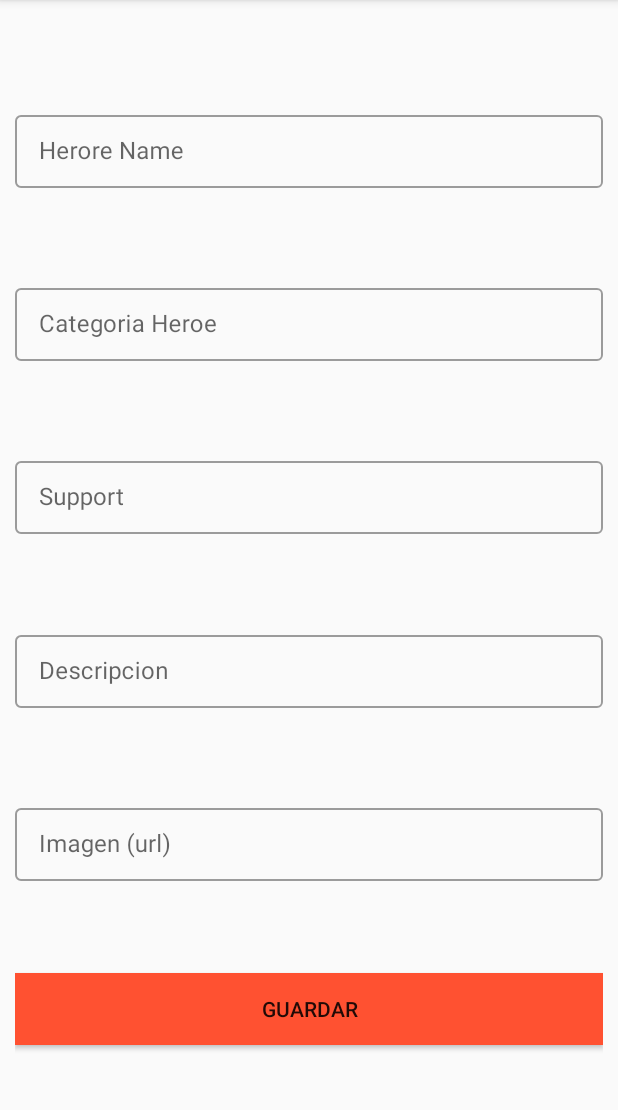
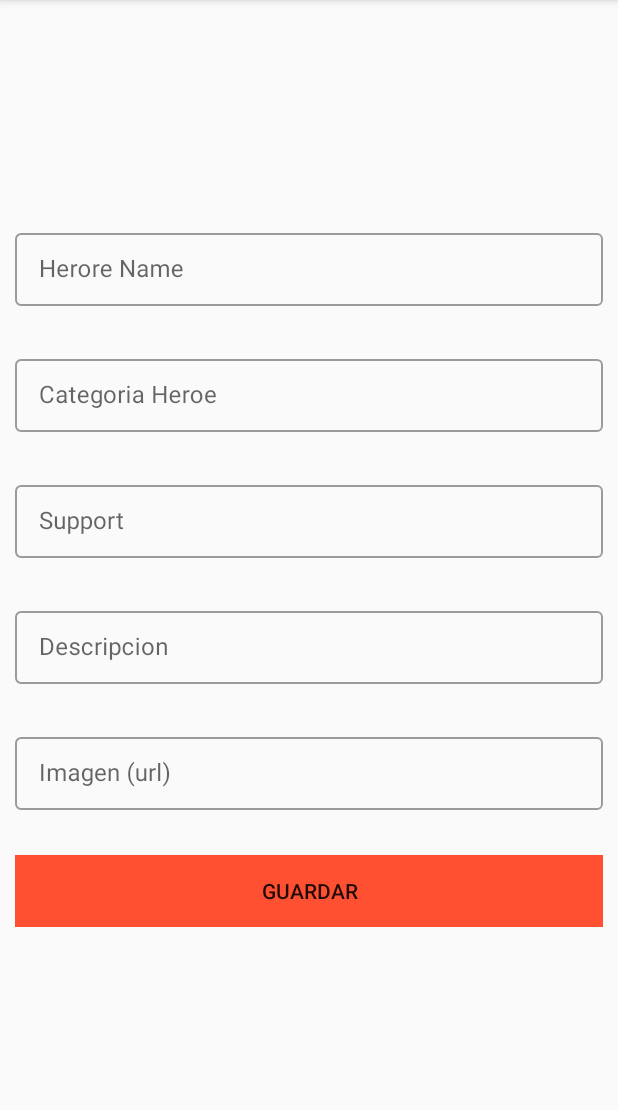
Before and after one commit to crgiosk/Closure, an Android app: the NewHeroeFragment screen opened through its navigation route, on a phone screen of 412 x 824 dp, the part 84-1194 px from its top. Run offline under Robolectric (Android 15) with nearby library versions, the phone set to English and light mode, and no system bars; our stand-ins replace Room's generated code, RxJava.

Commit message:
vista de UpdateHeroe creada y mejora de la vista newHeroe

```diff
--- a/app/src/main/java/com/wiedii/myapplication/localrepo/HeroeRepository.kt
+++ b/app/src/main/java/com/wiedii/myapplication/localrepo/HeroeRepository.kt
@@ -9,4 +9,6 @@ interface HeroeRepository {
     fun getHeroes(): Flowable<List<Heroes>>
 
     fun insertHeroe(heroe: Heroes): Completable
+
+    fun updateHeroe(heroe: Heroes): Completable
 }
--- a/app/src/main/java/com/wiedii/myapplication/localrepo/HeroeRepositoryImpl.kt
+++ b/app/src/main/java/com/wiedii/myapplication/localrepo/HeroeRepositoryImpl.kt
@@ -10,4 +10,6 @@ class HeroeRepositoryImpl(private val heroeDAO: HeroeDAO): HeroeRepository {
 
     override fun insertHeroe(heroe: Heroes): Completable = heroeDAO.insertHeroe(heroe)
 
+    override fun updateHeroe(heroe: Heroes): Completable = heroeDAO.updateHeroe(heroe)
+
 }
--- a/app/src/main/java/com/wiedii/myapplication/localrepo/repositori/HeroeDAO.kt
+++ b/app/src/main/java/com/wiedii/myapplication/localrepo/repositori/HeroeDAO.kt
@@ -3,6 +3,7 @@ package com.wiedii.myapplication.localrepo.repositori
 import androidx.room.Dao
 import androidx.room.Insert
 import androidx.room.Query
+import androidx.room.Update
 import com.wiedii.myapplication.classes.Heroes
 import io.reactivex.Completable
 import io.reactivex.Flowable
@@ -15,4 +16,7 @@ interface HeroeDAO {
 
     @Insert
     fun insertHeroe(heroe: Heroes): Completable
+
+    @Update
+    fun updateHeroe(heroe: Heroes): Completable
 }
--- a/app/src/main/java/com/wiedii/myapplication/view/adapters/HeroresAdapter.kt
+++ b/app/src/main/java/com/wiedii/myapplication/view/adapters/HeroresAdapter.kt
@@ -8,8 +8,10 @@ import com.wiedii.myapplication.R
 import com.wiedii.myapplication.classes.Heroes
 import kotlinx.android.synthetic.main.item_heroe.view.*
 
-class HeroesAdapter(val clickClosure: (Heroes) -> Unit) :
-    RecyclerView.Adapter<HeroesAdapter.ViewHolder>() {
+class HeroesAdapter(
+    val clickClosure: (Heroes) -> Unit,
+    val clickClosureUpdate: (Heroes) -> Unit
+) : RecyclerView.Adapter<HeroesAdapter.ViewHolder>() {
 
     private var listHerores: MutableList<Heroes> = mutableListOf()
 
@@ -49,6 +51,15 @@ class HeroesAdapter(val clickClosure: (Heroes) -> Unit) :
             itemView.item_heroe.setOnClickListener {
                 clickClosure(heroe)
             }
+
+            itemView.setOnCreateContextMenuListener { menu, v, menuInfo ->
+                val option = menu.add(R.string.update_heroe)
+
+                option.setOnMenuItemClickListener {
+                    clickClosureUpdate(heroe)
+                    false
+                }
+            }
         }
     }
 }
--- a/app/src/main/java/com/wiedii/myapplication/view/fragments/HeroesFragment.kt
+++ b/app/src/main/java/com/wiedii/myapplication/view/fragments/HeroesFragment.kt
@@ -6,11 +6,10 @@ import androidx.fragment.app.Fragment
 import android.view.LayoutInflater
 import android.view.View
 import android.view.ViewGroup
+import android.widget.Toast
 import androidx.lifecycle.Observer
 import androidx.navigation.fragment.findNavController
-import androidx.recyclerview.widget.GridLayoutManager
 import androidx.recyclerview.widget.LinearLayoutManager
-import androidx.recyclerview.widget.RecyclerView
 import com.wiedii.myapplication.classes.Heroes
 import com.wiedii.myapplication.view.adapters.HeroesAdapter
 import com.wiedii.myapplication.R
@@ -24,11 +23,32 @@ class HeroesFragment : Fragment() {
     private lateinit var adapterHeroes: HeroesAdapter
     private val heroeViewModel: HeroeViewModel by viewModel()
 
+    private fun setHandlers() {
+        heroeViewModel.getHeroesLiveData().observe(viewLifecycleOwner, Observer { state ->
+            when (state) {
+                is UiState.Loading -> {
+                    Log.e(TAG, "Cargando...")
+                }
+
+                is UiState.OnSuccess<*> -> {
+                    Log.e(TAG, "Pintar elementos.")
+                    swipeRefresh.isRefreshing = false
+                    adapterHeroes.setData((state.data) as MutableList<Heroes>)
+                }
+
+                is UiState.OnError -> {
+                    Log.e(TAG, "Somethin wrong : ${state.message}")
+                }
+            }
+        })
+    }
+
     override fun onCreate(savedInstanceState: Bundle?) {
         super.onCreate(savedInstanceState)
-        Log.e(TAG,"On create")
-        heroeViewModel.getHeroes()
+        Log.e(TAG, "On create")
+        getHeroes()
     }
+
     override fun onCreateView(
         inflater: LayoutInflater, container: ViewGroup?,
         savedInstanceState: Bundle?
@@ -44,28 +64,21 @@ class HeroesFragment : Fragment() {
         setHandlers()
     }
 
-    private fun setHandlers(){
-        heroeViewModel.getHeroesLiveData().observe(viewLifecycleOwner, Observer { state ->
-            when (state){
-                is UiState.Loading -> {
-                    Log.e(TAG,"Cargando...")
+    override fun onResume() {
+        super.onResume()
+        getHeroes()
     }
 
-                is UiState.OnSuccess <*> -> {
-                    Log.e(TAG,"Pintar elementos.")
-                    adapterHeroes.setData((state.data) as MutableList<Heroes>)
-                }
-
-                is UiState.OnError -> {
-                    Log.e(TAG,"Somethin wrong : ${state.message}")
-                }
-            }
-        })
+    private fun getHeroes(){
+        heroeViewModel.getHeroes()
     }
 
     fun setOClickListeners() {
         nuevoHeroeFabButton.setOnClickListener {
             findNavController().navigate(R.id.action_heroesFragment_to_nuevoHeroeFragment)
+        }
+        swipeRefresh.setOnRefreshListener {
+            getHeroes()
         }
     }
 
@@ -124,12 +137,19 @@ class HeroesFragment : Fragment() {
     }
 
     fun initUi() {
-        adapterHeroes = HeroesAdapter {
+        adapterHeroes = HeroesAdapter(
+            clickClosure = {
                 val bundle = Bundle()
                 bundle.putSerializable("heroe", it)
                 findNavController().navigate(R.id.action_heroesFragment_to_detailHeroeFragment, bundle)
                 //launchFragment(DetailHeroeFragment.newInstance(bundle),DetailHeroeFragment.TAG)
+            },
+            clickClosureUpdate = {
+                val bundle = Bundle()
+                bundle.putSerializable("heroe", it)
+                findNavController().navigate(R.id.action_heroesFragment_to_updateHeroFragment, bundle)
             }
+        )
 
         recyclerViewHeroes.run {
             layoutManager = LinearLayoutManager(context!!, LinearLayoutManager.VERTICAL, false)
--- a/app/src/main/java/com/wiedii/myapplication/view/fragments/NuevoHeroeFragment.kt
+++ b/app/src/main/java/com/wiedii/myapplication/view/fragments/NewHeroeFragment.kt
@@ -13,10 +13,10 @@ import com.wiedii.myapplication.R
 import com.wiedii.myapplication.classes.Heroes
 import com.wiedii.myapplication.viewmodels.HeroeViewModel
 import com.wiedii.myapplication.viewmodels.UiState
-import kotlinx.android.synthetic.main.fragment_nuevo_heroe.*
+import kotlinx.android.synthetic.main.fragment_new_heroe.*
 import org.koin.androidx.viewmodel.ext.android.viewModel
 
-class NuevoHeroeFragment : Fragment() {
+class NewHeroeFragment : Fragment() {
 
     private val heroeViewModel: HeroeViewModel by viewModel()
     override fun onCreateView(
@@ -24,7 +24,7 @@ class NuevoHeroeFragment : Fragment() {
         savedInstanceState: Bundle?
     ): View? {
         // Inflate the layout for this fragment
-        return inflater.inflate(R.layout.fragment_nuevo_heroe, container, false)
+        return inflater.inflate(R.layout.fragment_new_heroe, container, false)
     }
 
     override fun onViewCreated(view: View, savedInstanceState: Bundle?) {
@@ -57,7 +57,7 @@ class NuevoHeroeFragment : Fragment() {
                 is UiState.OnSuccess<*> -> {
                     Log.e(TAG, "Mensaje guardado")
                     clearFields()
-                    findNavController().navigate(R.id.action_nuevoHeroeFragment_to_heroesFragment2)
+                    findNavController().navigate(R.id.action_nuevoHeroeFragment_to_heroesFragment)
                 }
 
                 is UiState.OnError -> {
@@ -77,7 +77,7 @@ class NuevoHeroeFragment : Fragment() {
     }
 
     companion object {
-        const val TAG = "NuevoHeroeFragment"
+        const val TAG = "NewHeroeFragment"
     }
 
 
--- /dev/null
+++ b/app/src/main/res/layout/fragment_new_heroe.xml
@@ -0,0 +1,131 @@
+<?xml version="1.0" encoding="utf-8"?>
+<androidx.constraintlayout.widget.ConstraintLayout xmlns:android="http://schemas.android.com/apk/res/android"
+    xmlns:tools="http://schemas.android.com/tools"
+    android:layout_width="match_parent"
+    android:layout_height="match_parent"
+    xmlns:app="http://schemas.android.com/apk/res-auto"
+    android:layout_margin="@dimen/dimen10"
+    tools:context=".view.fragments.NewHeroeFragment">
+
+
+    <androidx.core.widget.NestedScrollView
+        android:layout_width="0dp"
+        android:layout_height="0dp"
+        app:layout_constraintBottom_toBottomOf="parent"
+        app:layout_constraintEnd_toEndOf="parent"
+        app:layout_constraintStart_toStartOf="parent"
+        app:layout_constraintTop_toTopOf="parent">
+        <LinearLayout
+            android:layout_width="match_parent"
+            android:layout_height="wrap_content"
+            android:layout_gravity="center_vertical">
+            <androidx.constraintlayout.widget.ConstraintLayout
+                android:layout_width="match_parent"
+                android:layout_height="wrap_content">
+
+                <com.google.android.material.textfield.TextInputLayout
+                    android:id="@+id/nombreHeroeEditextLayout"
+                    style="@style/Widget.MaterialComponents.TextInputLayout.OutlinedBox.Dense"
+                    android:layout_width="match_parent"
+                    android:layout_height="wrap_content"
+                    android:hint="@string/herore_name"
+                    app:helperTextEnabled="true"
+                    app:layout_constraintEnd_toEndOf="parent"
+                    app:layout_constraintTop_toTopOf="parent">
+
+                    <EditText
+                        android:id="@+id/nombreHeroeEditext"
+                        android:layout_width="match_parent"
+                        android:layout_height="wrap_content" />
+                </com.google.android.material.textfield.TextInputLayout>
+
+                <com.google.android.material.textfield.TextInputLayout
+                    android:id="@+id/categorieHeroreEditextLayout"
+                    style="@style/Widget.MaterialComponents.TextInputLayout.OutlinedBox.Dense"
+                    android:layout_width="match_parent"
+                    android:layout_height="wrap_content"
+                    android:layout_marginTop="@dimen/dimen30"
+                    android:hint="@string/categoria_heroe"
+                    app:layout_constraintEnd_toEndOf="parent"
+                    app:layout_constraintStart_toStartOf="parent"
+                    app:layout_constraintTop_toBottomOf="@+id/nombreHeroeEditextLayout">
+
+                    <EditText
+                        android:id="@+id/categorieHeroreEditext"
+                        android:layout_width="match_parent"
+                        android:layout_height="wrap_content"
+                        tools:layout_editor_absoluteY="194dp" />
+                </com.google.android.material.textfield.TextInputLayout>
+
+                <com.google.android.material.textfield.TextInputLayout
+                    android:id="@+id/tipoHeroeEditextLayout"
+                    style="@style/Widget.MaterialComponents.TextInputLayout.OutlinedBox.Dense"
+                    android:layout_width="match_parent"
+                    android:layout_height="wrap_content"
+                    android:layout_marginTop="@dimen/dimen30"
+                    android:hint="@string/posicion"
+                    app:layout_constraintEnd_toEndOf="parent"
+                    app:layout_constraintStart_toStartOf="parent"
+                    app:layout_constraintTop_toBottomOf="@+id/categorieHeroreEditextLayout">
+
+                    <EditText
+                        android:id="@+id/tipoHeroeEditext"
+                        android:layout_width="match_parent"
+                        android:layout_height="wrap_content"
+                        tools:layout_editor_absoluteY="313dp" />
+                </com.google.android.material.textfield.TextInputLayout>
+
+                <com.google.android.material.textfield.TextInputLayout
+                    android:id="@+id/descriptionEditextLayoout"
+                    style="@style/Widget.MaterialComponents.TextInputLayout.OutlinedBox.Dense"
+                    android:layout_width="match_parent"
+                    android:layout_height="wrap_content"
+                    android:layout_marginTop="@dimen/dimen30"
+                    android:hint="@string/descripcion"
+                    app:layout_constraintEnd_toEndOf="parent"
+                    app:layout_constraintStart_toStartOf="parent"
+                    app:layout_constraintTop_toBottomOf="@+id/tipoHeroeEditextLayout">
+
+                    <EditText
+                        android:id="@+id/descriptionEditext"
+                        android:layout_width="match_parent"
+                        android:layout_height="wrap_content"
+                        tools:layout_editor_absoluteX="0dp"
+                        tools:layout_editor_absoluteY="433dp" />
+                </com.google.android.material.textfield.TextInputLayout>
+
+                <com.google.android.material.textfield.TextInputLayout
+                    android:id="@+id/urlImagenEditextLayout"
+                    style="@style/Widget.MaterialComponents.TextInputLayout.OutlinedBox.Dense"
+                    android:layout_width="match_parent"
+                    android:layout_height="wrap_content"
+                    android:layout_marginTop="@dimen/dimen30"
+                    android:hint="@string/url_image"
+                    app:layout_constraintEnd_toEndOf="parent"
+                    app:layout_constraintStart_toStartOf="parent"
+                    app:layout_constraintTop_toBottomOf="@+id/descriptionEditextLayoout">
+
+                    <EditText
+                        android:id="@+id/urlImagenEditext"
+                        android:layout_width="match_parent"
+                        android:layout_height="wrap_content"
+                        tools:layout_editor_absoluteY="592dp" />
+                </com.google.android.material.textfield.TextInputLayout>
+
+                <Button
+                    android:id="@+id/guardarHeroeButton"
+                    android:layout_width="match_parent"
+                    android:layout_height="wrap_content"
+                    android:layout_marginTop="@dimen/dimen30"
+                    android:background="@drawable/style_button"
+                    android:text="@string/guardar"
+                    app:layout_constraintEnd_toEndOf="parent"
+                    app:layout_constraintStart_toStartOf="parent"
+                    app:layout_constraintTop_toBottomOf="@+id/urlImagenEditextLayout" />
+            </androidx.constraintlayout.widget.ConstraintLayout>
+        </LinearLayout>
+
+    </androidx.core.widget.NestedScrollView>
+
+
+</androidx.constraintlayout.widget.ConstraintLayout>
--- a/app/src/main/res/layout/fragment_nuevo_heroe.xml
+++ /dev/null
@@ -1,114 +0,0 @@
-<?xml version="1.0" encoding="utf-8"?>
-<androidx.constraintlayout.widget.ConstraintLayout xmlns:android="http://schemas.android.com/apk/res/android"
-    xmlns:tools="http://schemas.android.com/tools"
-    android:layout_width="match_parent"
-    android:layout_height="match_parent"
-    xmlns:app="http://schemas.android.com/apk/res-auto"
-    android:layout_margin="@dimen/dimen10"
-    tools:context=".view.fragments.NuevoHeroeFragment">
-
-    <com.google.android.material.textfield.TextInputLayout
-        android:id="@+id/textInputLayout2"
-        android:layout_width="match_parent"
-        android:layout_height="wrap_content"
-        android:hint="@string/herore_name"
-        app:helperTextEnabled="true"
-        style="@style/Widget.MaterialComponents.TextInputLayout.OutlinedBox.Dense"
-        app:layout_constraintBottom_toTopOf="@+id/textInputLayout"
-        app:layout_constraintEnd_toEndOf="parent"
-        app:layout_constraintStart_toStartOf="parent"
-        app:layout_constraintTop_toTopOf="parent">
-
-        <EditText
-            android:id="@+id/nombreHeroeEditext"
-            android:layout_width="match_parent"
-            android:layout_height="wrap_content" />
-    </com.google.android.material.textfield.TextInputLayout>
-
-    <com.google.android.material.textfield.TextInputLayout
-        android:id="@+id/textInputLayout"
-        android:layout_width="match_parent"
-        android:layout_height="wrap_content"
-        android:hint="@string/categoria_heroe"
-        style="@style/Widget.MaterialComponents.TextInputLayout.OutlinedBox.Dense"
-        app:layout_constraintBottom_toTopOf="@+id/textInputLayout3"
-        app:layout_constraintEnd_toEndOf="parent"
-        app:layout_constraintStart_toStartOf="parent"
-        app:layout_constraintTop_toBottomOf="@+id/textInputLayout2">
-
-        <EditText
-            android:id="@+id/categorieHeroreEditext"
-            android:layout_width="match_parent"
-            android:layout_height="wrap_content"
-            tools:layout_editor_absoluteY="194dp" />
-    </com.google.android.material.textfield.TextInputLayout>
-
-
-    <com.google.android.material.textfield.TextInputLayout
-        android:id="@+id/textInputLayout3"
-        android:layout_width="match_parent"
-        android:layout_height="wrap_content"
-        android:hint="@string/posicion"
-        style="@style/Widget.MaterialComponents.TextInputLayout.OutlinedBox.Dense"
-        app:layout_constraintBottom_toTopOf="@+id/textInputLayout4"
-        app:layout_constraintEnd_toEndOf="parent"
-        app:layout_constraintStart_toStartOf="parent"
-        app:layout_constraintTop_toBottomOf="@+id/textInputLayout">
-
-        <EditText
-            android:id="@+id/tipoHeroeEditext"
-            android:layout_width="match_parent"
-            android:layout_height="wrap_content"
-            tools:layout_editor_absoluteY="313dp" />
-    </com.google.android.material.textfield.TextInputLayout>
-
-    <com.google.android.material.textfield.TextInputLayout
-        android:id="@+id/textInputLayout4"
-        android:layout_width="match_parent"
-        android:layout_height="wrap_content"
-        android:hint="@string/descripcion"
-        style="@style/Widget.MaterialComponents.TextInputLayout.OutlinedBox.Dense"
-        app:layout_constraintBottom_toTopOf="@+id/textInputLayout5"
-        app:layout_constraintEnd_toEndOf="parent"
-        app:layout_constraintStart_toStartOf="parent"
-        app:layout_constraintTop_toBottomOf="@+id/textInputLayout3">
-
-        <EditText
-            android:id="@+id/descriptionEditext"
-            android:layout_width="match_parent"
-            android:layout_height="wrap_content"
-            tools:layout_editor_absoluteX="0dp"
-            tools:layout_editor_absoluteY="433dp" />
-    </com.google.android.material.textfield.TextInputLayout>
-
-    <com.google.android.material.textfield.TextInputLayout
-        android:id="@+id/textInputLayout5"
-        android:layout_width="match_parent"
-        android:layout_height="wrap_content"
-        android:hint="@string/url_image"
-        style="@style/Widget.MaterialComponents.TextInputLayout.OutlinedBox.Dense"
-        app:layout_constraintBottom_toTopOf="@+id/guardarHeroeButton"
-        app:layout_constraintEnd_toEndOf="parent"
-        app:layout_constraintStart_toStartOf="parent"
-        app:layout_constraintTop_toBottomOf="@+id/textInputLayout4">
-
-        <EditText
-            android:id="@+id/urlImagenEditext"
-            android:layout_width="match_parent"
-            android:layout_height="wrap_content"
-            tools:layout_editor_absoluteY="592dp" />
-    </com.google.android.material.textfield.TextInputLayout>
-
-    <Button
-        android:id="@+id/guardarHeroeButton"
-        android:layout_width="match_parent"
-        android:layout_height="wrap_content"
-        android:background="@drawable/style_button"
-        android:text="@string/guardar"
-        app:layout_constraintBottom_toBottomOf="parent"
-        app:layout_constraintEnd_toEndOf="parent"
-        app:layout_constraintStart_toStartOf="parent"
-        app:layout_constraintTop_toBottomOf="@+id/textInputLayout5" />
-
-
-</androidx.constraintlayout.widget.ConstraintLayout>
--- a/app/src/main/res/navigation/nav_host.xml
+++ b/app/src/main/res/navigation/nav_host.xml
@@ -15,19 +15,41 @@
         <action
             android:id="@+id/action_heroesFragment_to_nuevoHeroeFragment"
             app:destination="@id/nuevoHeroeFragment" />
+        <action
+            android:id="@+id/action_heroesFragment_to_updateHeroFragment"
+            app:destination="@id/updateHeroFragment2" />
     </fragment>
     <fragment
         android:id="@+id/detailHeroeFragment"
         android:name="com.wiedii.myapplication.view.fragments.DetailHeroeFragment"
         android:label="fragment_detail_heroe"
-        tools:layout="@layout/fragment_detail_heroe" />
+        tools:layout="@layout/fragment_detail_heroe" >
+        <argument
+            android:name="heroe"
+            app:argType="com.wiedii.myapplication.classes.Heroes" />
+    </fragment>
     <fragment
         android:id="@+id/nuevoHeroeFragment"
-        android:name="com.wiedii.myapplication.view.fragments.NuevoHeroeFragment"
+        android:name="com.wiedii.myapplication.view.fragments.NewHeroeFragment"
         android:label="fragment_nuevo_heroe2"
-        tools:layout="@layout/fragment_nuevo_heroe" >
+        tools:layout="@layout/fragment_new_heroe" >
         <action
-            android:id="@+id/action_nuevoHeroeFragment_to_heroesFragment2"
+                android:id="@+id/action_nuevoHeroeFragment_to_heroesFragment"
             app:destination="@id/heroesFragment" />
     </fragment>
+    <fragment
+        android:id="@+id/updateHeroFragment2"
+        android:name="com.wiedii.myapplication.view.fragments.UpdateHeroFragment"
+        android:label="fragment_update_hero"
+        tools:layout="@layout/fragment_update_hero" >
+        <action
+            android:id="@+id/action_updateHeroFragment_to_heroesFragment"
+            app:destination="@id/heroesFragment" />
+        <action
+            android:id="@+id/action_updateHeroFragment_to_detailHeroeFragment"
+            app:destination="@id/detailHeroeFragment" />
+        <argument
+            android:name="heroe"
+            app:argType="com.wiedii.myapplication.classes.Heroes" />
+    </fragment>
 </navigation>
--- a/app/src/main/res/values/dimens.xml
+++ b/app/src/main/res/values/dimens.xml
@@ -1,8 +1,9 @@
 <?xml version="1.0" encoding="utf-8"?>
 <resources>
+      <dimen name="dimen5">5dp</dimen>
       <dimen name="dimen10">10dp</dimen>
-      <dimen name="dimen5">5dp</dimen>
-
+      <dimen name="dimen20">20dp</dimen>
+      <dimen name="dimen30">30dp</dimen>
       <dimen name="maxSize200">200dp</dimen>
 
 </resources>
--- a/app/src/main/res/values/strings.xml
+++ b/app/src/main/res/values/strings.xml
@@ -6,7 +6,9 @@
     <string name="descripcion">Descripcion</string>
     <string name="url_image">Imagen (url)</string>
     <string name="guardar">Guardar</string>
+    <string name="update_tittle_button">Modificar</string>
 
     <!-- TODO: Remove or change this placeholder text -->
     <string name="hello_blank_fragment">Hello blank fragment</string>
+    <string name="update_heroe">Modificar Heroe</string>
 </resources>
```
Also changed, not shown: app/src/main/java/com/wiedii/myapplication/view/fragments/EditHeroeFragment.kt (deleted, +0 -23 lines), app/src/main/java/com/wiedii/myapplication/view/fragments/UpdateHeroFragment.kt (added, +41 -0 lines), app/src/main/java/com/wiedii/myapplication/viewmodels/HeroeViewModel.kt (+27 -0 lines), app/src/main/res/layout/fragment_edit_heroe.xml (deleted, +0 -9 lines), app/src/main/res/layout/fragment_update_hero.xml (added, +148 -0 lines). Lines whose indentation alone changed are shown as unchanged.
